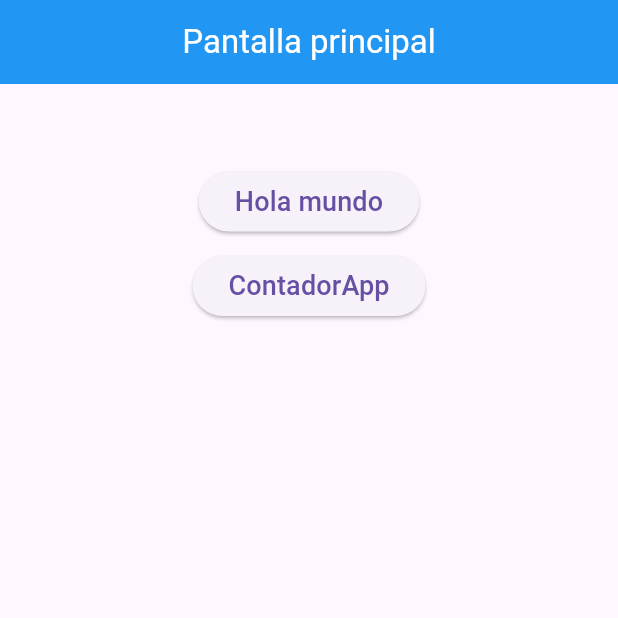
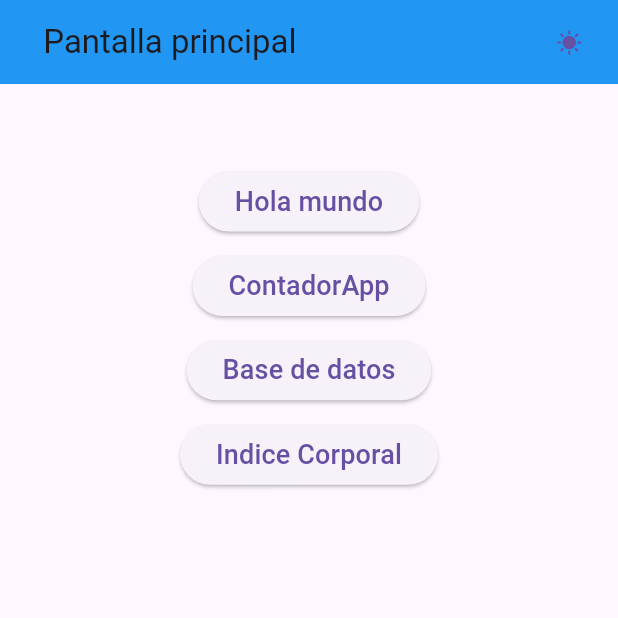
Before and after one commit to IGerardoJR/AllInApp, a Flutter app: the screen it shows after launch, on a phone screen of 412 x 824 dp, the top half of it. Run offline on Flutter 3.47's test engine with Material 3 defaults, Android fonts, the light colour scheme and no system bars.

Commit message:
modo oscuro anadido

```diff
--- a/lib/main.dart
+++ b/lib/main.dart
@@ -1,6 +1,8 @@
 import 'package:flutter/material.dart';
 import 'pages/holamundo.dart';
 import 'pages/contador.dart';
+import 'pages/basesdatos.dart';
+import 'pages/imc.dart';
 
 void main(List<String> args) {
   runApp(MaterialApp(
@@ -8,29 +10,51 @@ void main(List<String> args) {
     routes: {
       '/hello': (context) => HolaMundoPage(),
       '/contador': (context) => ContadorPage(),
+      '/bd': (context) => BdPage(),
+      '/imcapp': (context) => CorporalPage(),
     },
     home: MyApp(),
   ));
 }
 
-class MyApp extends StatelessWidget {
+class MyApp extends StatefulWidget {
+  MyApp({Key? key});
+
+  @override
+  State<MyApp> createState() => _MyAppState();
+}
+
+class _MyAppState extends State<MyApp> {
+  // Tema light por defecto
+  ThemeData theme = ThemeData.light();
   late double _deviceWidth;
   late double _deviceHeigth;
-  MyApp({Key? key});
+  bool darkMode = false;
+  IconData icono = Icons.sunny;
+  // App bar background color;
+  Color colorBar = Colors.blue;
+
   @override
   Widget build(BuildContext context) {
     _deviceWidth = MediaQuery.of(context).size.width;
     _deviceHeigth = MediaQuery.of(context).size.height;
     // TODO: implement build
     return MaterialApp(
+      theme: theme,
       home: Scaffold(
         appBar: AppBar(
-          title: Center(
-              child: const Text(
-            'Pantalla principal',
-            style: TextStyle(color: Colors.white),
-          )),
-          backgroundColor: Colors.blue,
+          title: Row(
+            mainAxisAlignment: MainAxisAlignment.center,
+            children: [
+              Container(
+                width: _deviceWidth * 0.80,
+                child: Text('Pantalla principal'),
+              ),
+              Container(
+                  width: _deviceHeigth * 0.03, child: _iconButton(icon: icono)),
+            ],
+          ),
+          backgroundColor: colorBar,
         ),
         body: Center(
           child: SizedBox(
@@ -45,6 +69,18 @@ class MyApp extends StatelessWidget {
                 // App contador
                 _buttonText(
                     texto: 'ContadorApp', context: context, ruta: '/contador'),
+                SizedBox(
+                  height: _deviceHeigth * 0.01,
+                ),
+                _buttonText(
+                    texto: 'Base de datos', context: context, ruta: '/bd'),
+                SizedBox(
+                  height: _deviceHeigth * 0.01,
+                ),
+                _buttonText(
+                    texto: 'Indice Corporal',
+                    context: context,
+                    ruta: '/imcapp'),
               ],
             ),
           ),
@@ -61,4 +97,30 @@ class MyApp extends StatelessWidget {
           style: const TextStyle(fontSize: 18),
         ));
   }
+
+  void changeMode({required currentMode}) {
+    // currentMode == true ? theme = ThemeData.dark() : theme = ThemeData.light();
+    if (currentMode == true) {
+      // Cambia el modo a modo oscuro, se necesitara cambiar el color de la appbar
+      theme = ThemeData.dark();
+      icono = Icons.mode_night;
+      colorBar = const Color.fromRGBO(40, 40, 40, 1.0);
+    } else {
+      theme = ThemeData.light();
+      icono = Icons.sunny;
+      colorBar = Colors.blue;
+    }
+  }
+
+  Widget _iconButton({required icon}) {
+    return TextButton(
+      onPressed: () => {
+        setState(() {
+          darkMode = !darkMode;
+          changeMode(currentMode: darkMode);
+        }),
+      },
+      child: Icon(icon),
+    );
+  }
 }
```
Also changed, not shown: lib/pages/basesdatos.dart (added, +16 -0 lines), lib/pages/imc.dart (added, +18 -0 lines).
